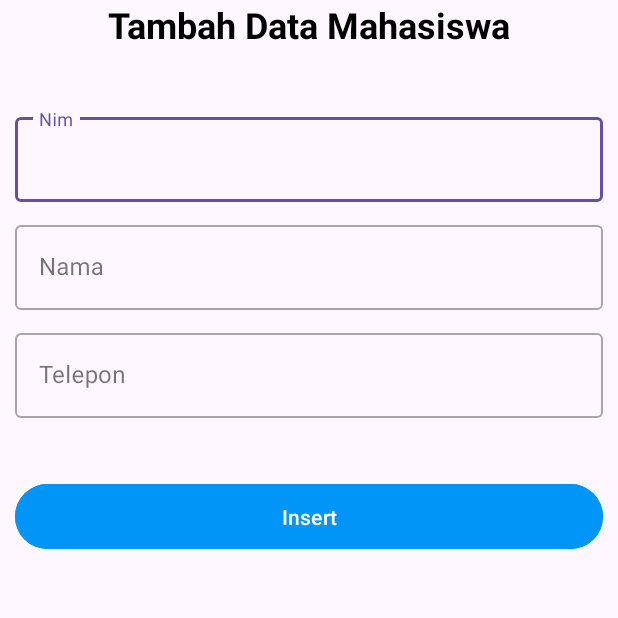
After one commit to hilmyha/firebaseapp, an Android app: the Insert screen opened directly, with no data from a screen before it, on a phone screen of 412 x 824 dp, the top half of it. The commit adds this screen. Run offline under Robolectric (Android 15) with nearby library versions, the phone set to English and light mode, and no system bars; our stand-ins replace Firebase (no records; nobody signed in at launch, a user with empty details on screens opened directly).

Commit message:
push crud firebase

```diff
--- a/app/src/main/AndroidManifest.xml
+++ b/app/src/main/AndroidManifest.xml
@@ -14,6 +14,12 @@
         android:supportsRtl="true"
         android:theme="@style/Theme.Firebaseapp"
         tools:targetApi="31">
+        <activity
+            android:name=".Fitur.Insert"
+            android:exported="false" />
+        <activity
+            android:name=".Fitur.Edit"
+            android:exported="false" />
 
         <meta-data
             android:name="com.google.firebase.components:com.google.firebase.database.DatabaseRegistrar"
--- /dev/null
+++ b/app/src/main/java/com/example/firebaseapp/Fitur/Insert.kt
@@ -0,0 +1,62 @@
+package com.example.firebaseapp.Fitur
+
+import android.content.Intent
+import androidx.appcompat.app.AppCompatActivity
+import android.os.Bundle
+import android.widget.Button
+import android.widget.Toast
+import com.example.firebaseapp.Mahasiswa
+import com.example.firebaseapp.MainActivity
+import com.example.firebaseapp.R
+import com.google.android.material.textfield.TextInputEditText
+import com.google.firebase.database.DatabaseReference
+import com.google.firebase.database.FirebaseDatabase
+
+class Insert : AppCompatActivity() {
+
+    private lateinit var inputNim: TextInputEditText
+    private lateinit var inputNama: TextInputEditText
+    private lateinit var inputTelepon: TextInputEditText
+    private lateinit var insertButton: Button
+    private lateinit var database: DatabaseReference
+
+    override fun onCreate(savedInstanceState: Bundle?) {
+        super.onCreate(savedInstanceState)
+        setContentView(R.layout.activity_insert)
+
+        inputNim = findViewById(R.id.inputNimIns)
+        inputNama = findViewById(R.id.inputNamaIns)
+        inputTelepon = findViewById(R.id.inputTeleponIns)
+        insertButton = findViewById(R.id.btnTambah)
+        // Mendapatkan referensi database Firebase
+        database = FirebaseDatabase.getInstance().getReference("mahasiswa")
+
+        insertButton.setOnClickListener {
+            val nim = inputNim.text.toString().trim()
+            val nama = inputNama.text.toString().trim()
+            val telepon = inputTelepon.text.toString().trim()
+            if (nim.isNotEmpty() && nama.isNotEmpty() && telepon.isNotEmpty()) {
+                tambahDataMahasiswa(nama, nim, telepon)
+            } else {
+                // Handling jika field tidak diisi
+                // Misalnya dengan menampilkan pesan kesalahan
+            }
+        }
+    }
+    private fun tambahDataMahasiswa(nama: String, nim: String, telepon: String) {
+        // Generate ID baru untuk mahasiswa
+        val mahasiswaId = database.push().key
+        // Buat objek Mahasiswa baru
+        val mahasiswa = Mahasiswa(nama, nim, telepon)
+        // Tambahkan data ke Firebase dengan ID yang baru dibuat
+        if (mahasiswaId != null) {
+            database.child(mahasiswaId).setValue(mahasiswa).addOnCompleteListener {
+                    val intent = Intent(this@Insert, MainActivity::class.java)
+                    startActivity(intent)
+                }
+                .addOnFailureListener {
+                    Toast.makeText(this@Insert, "Failed to add data to database", Toast.LENGTH_SHORT).show()
+                }
+        }
+    }
+}
--- /dev/null
+++ b/app/src/main/res/layout/activity_insert.xml
@@ -0,0 +1,92 @@
+<?xml version="1.0" encoding="utf-8"?>
+<androidx.constraintlayout.widget.ConstraintLayout xmlns:android="http://schemas.android.com/apk/res/android"
+    xmlns:app="http://schemas.android.com/apk/res-auto"
+    xmlns:tools="http://schemas.android.com/tools"
+    android:layout_width="match_parent"
+    android:layout_height="match_parent"
+    tools:context=".Fitur.Insert">
+
+    <TextView
+        android:id="@+id/textView"
+        android:layout_width="match_parent"
+        android:layout_height="wrap_content"
+        android:text="Tambah Data Mahasiswa"
+        android:textAlignment="center"
+        android:textColor="@color/black"
+        android:textSize="24sp"
+        android:textStyle="bold"
+        app:layout_constraintEnd_toEndOf="parent"
+        app:layout_constraintHorizontal_bias="0.0"
+        app:layout_constraintStart_toStartOf="parent"
+        app:layout_constraintTop_toTopOf="parent" />
+    <com.google.android.material.textfield.TextInputLayout
+        android:id="@+id/editTextNim"
+
+        style="@style/Widget.MaterialComponents.TextInputLayout.OutlinedBox"
+        android:layout_width="match_parent"
+        android:layout_height="wrap_content"
+        android:layout_marginTop="40dp"
+        android:paddingStart="10dp"
+        android:paddingEnd="10dp"
+        app:layout_constraintTop_toBottomOf="@+id/textView">
+        <com.google.android.material.textfield.TextInputEditText
+            android:id="@+id/inputNimIns"
+            android:layout_width="match_parent"
+            android:layout_height="wrap_content"
+            android:drawablePadding="10dp"
+            android:hint="Nim"
+            android:inputType="phone">
+        </com.google.android.material.textfield.TextInputEditText>
+    </com.google.android.material.textfield.TextInputLayout>
+    <com.google.android.material.textfield.TextInputLayout
+        android:id="@+id/editTextNamaIns"
+
+        style="@style/Widget.MaterialComponents.TextInputLayout.OutlinedBox"
+        android:layout_width="match_parent"
+        android:layout_height="wrap_content"
+        android:layout_marginTop="10dp"
+        android:paddingStart="10dp"
+        android:paddingEnd="10dp"
+        app:layout_constraintTop_toBottomOf="@+id/editTextNim">
+        <com.google.android.material.textfield.TextInputEditText
+            android:id="@+id/inputNamaIns"
+            android:layout_width="match_parent"
+            android:layout_height="wrap_content"
+            android:drawablePadding="10dp"
+            android:hint="Nama"
+            android:inputType="text">
+        </com.google.android.material.textfield.TextInputEditText>
+    </com.google.android.material.textfield.TextInputLayout>
+    <com.google.android.material.textfield.TextInputLayout
+        android:id="@+id/editTextTeleponIns"
+
+        style="@style/Widget.MaterialComponents.TextInputLayout.OutlinedBox"
+        android:layout_width="match_parent"
+        android:layout_height="wrap_content"
+        android:layout_marginTop="10dp"
+        android:paddingStart="10dp"
+        android:paddingEnd="10dp"
+        app:layout_constraintTop_toBottomOf="@+id/editTextNamaIns">
+        <com.google.android.material.textfield.TextInputEditText
+            android:id="@+id/inputTeleponIns"
+            android:layout_width="match_parent"
+            android:layout_height="wrap_content"
+            android:drawablePadding="10dp"
+            android:hint="Telepon"
+            android:inputType="phone">
+        </com.google.android.material.textfield.TextInputEditText>
+    </com.google.android.material.textfield.TextInputLayout>
+    <com.google.android.material.button.MaterialButton
+        android:layout_marginStart="10dp"
+        android:layout_marginEnd="10dp"
+        android:id="@+id/btnTambah"
+        android:layout_width="match_parent"
+        android:layout_height="wrap_content"
+        android:layout_marginTop="40dp"
+        android:backgroundTint="#0095F6"
+        android:padding="12dp"
+        android:text="Insert"
+        android:textColor="@color/white"
+        app:layout_constraintTop_toBottomOf="@+id/editTextTeleponIns" />
+
+</androidx.constraintlayout.widget.ConstraintLayout>
```
Also changed, not shown: app/src/main/java/com/example/firebaseapp/Fitur/Edit.kt (added, +65 -0 lines), app/src/main/java/com/example/firebaseapp/MahasiswaAdapter.kt (+40 -3 lines), app/src/main/java/com/example/firebaseapp/MainActivity.kt (+33 -1 lines), app/src/main/res/layout/activity_edit.xml (added, +95 -0 lines).
